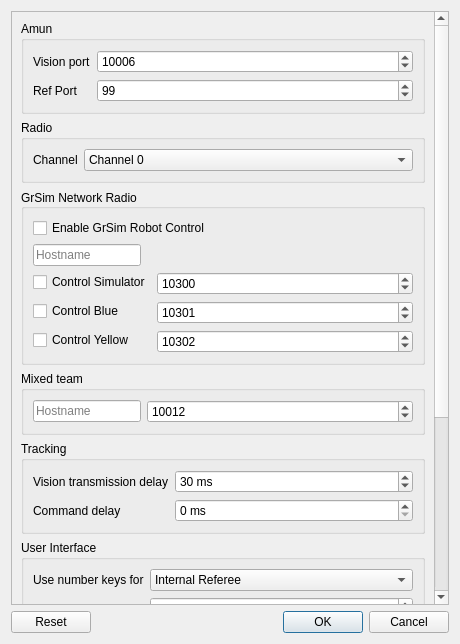
This is src/ra/configdialog.ui in robotics-erlangen/framework as Qt 5 draws it before an edit. The edited form follows.
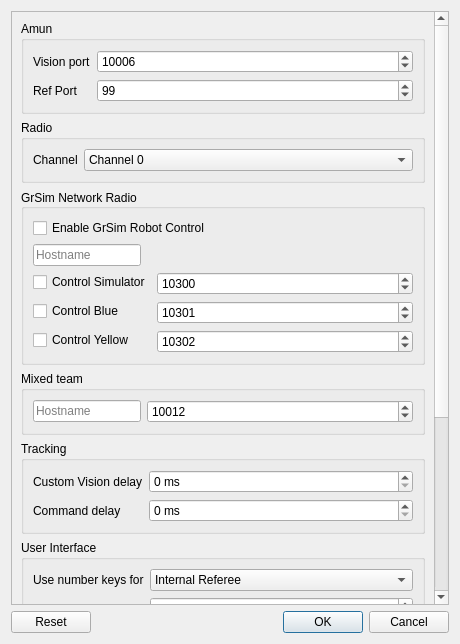
This is the edited form. Custom widgets are drawn as their Qt base class.

Commit message:
amun: processor/tracker: Introduce new vision latency calculation
This should allow an easier (and for the camera frame rate: automatic)
adaption of new latency values when something about the vision setup
changes.

Also rename a field in configdialog to ensure old configurations values
do not get loaded, as the user-settable delay does not model the whole
vision delay anymore.

Note that this calculation is wrong for the internal simulator, as it
does not simulate a shutter or transmission from camera to vision, and
has lower latency to Ra (since there is no network inbetween).

Diff of the .ui file:
```diff
--- a/src/ra/configdialog.ui
+++ b/src/ra/configdialog.ui
@@ -311,7 +311,7 @@
              <string>&lt;html&gt;&lt;head/&gt;&lt;body&gt;&lt;p&gt;Models the delay between &quot;photon hits robot&quot; to &quot;vision package is received&quot;, but without the time the vision needed to process.&lt;/p&gt;&lt;/body&gt;&lt;/html&gt;</string>
             </property>
             <property name="text">
-             <string>Vision transmission delay</string>
+             <string>Custom Vision delay</string>
             </property>
            </widget>
           </item>
@@ -330,7 +330,7 @@
              <string> ms</string>
             </property>
             <property name="value">
-             <number>30</number>
+             <number>0</number>
             </property>
            </widget>
           </item>
```
Left out of the diff: 6 changed lines with no effect on the pictures. The commit also changes 6 other files.
